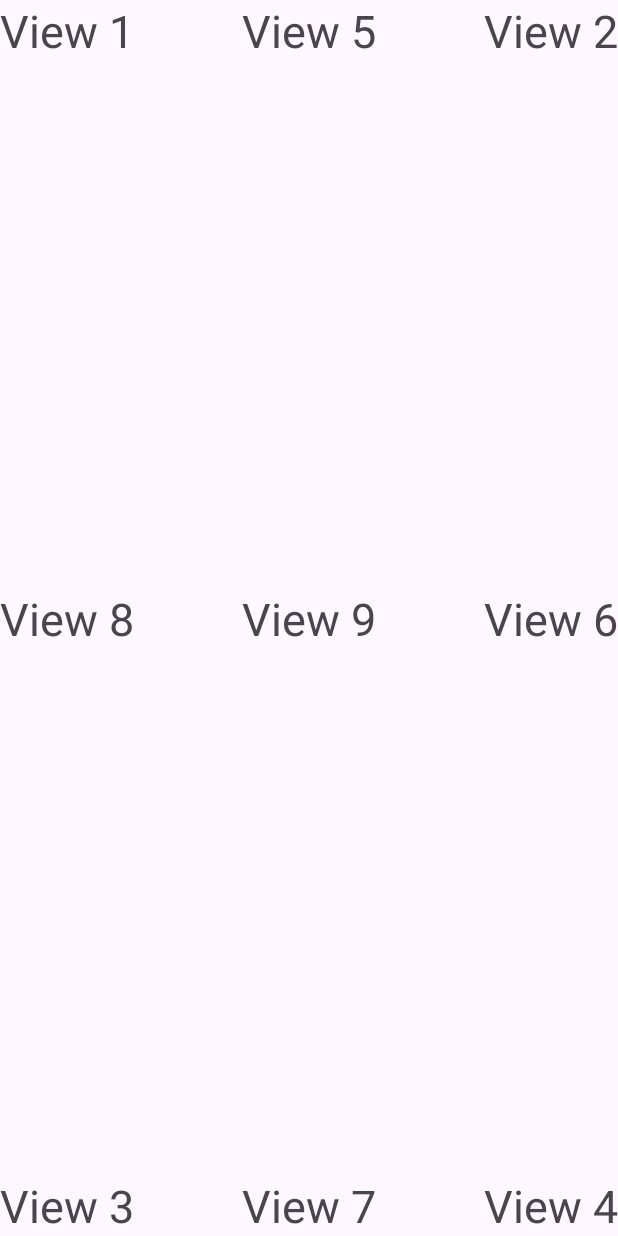
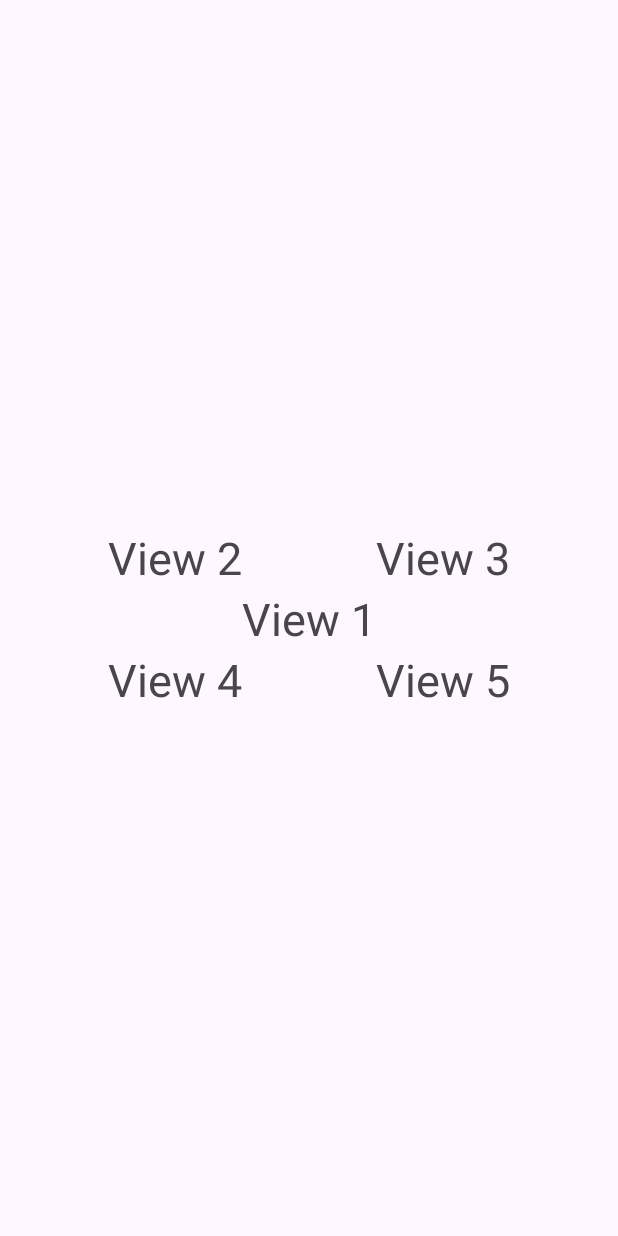
Before and after one commit to phamtanphat/ConstraintLayout19052023, an Android app: the screen it shows after launch (MainActivity), on a phone screen of 412 x 824 dp. Run offline under Robolectric (Android 15) with nearby library versions, the phone set to English and light mode, and no system bars.

Commit message:
to position

```diff
--- a/app/src/main/res/layout/activity_main.xml
+++ b/app/src/main/res/layout/activity_main.xml
@@ -7,80 +7,49 @@
     tools:context=".MainActivity">
 
     <TextView
+        android:id="@+id/text_view_1"
         android:layout_width="wrap_content"
         android:layout_height="wrap_content"
         android:text="View 1"
         android:textSize="30sp"
-        app:layout_constraintStart_toStartOf="parent"
-        app:layout_constraintTop_toTopOf="parent" />
-
-    <TextView
-        android:layout_width="wrap_content"
-        android:layout_height="wrap_content"
-        android:text="View 2"
-        android:textSize="30sp"
-        app:layout_constraintEnd_toEndOf="parent"
-        app:layout_constraintTop_toTopOf="parent" />
-
-    <TextView
-        android:layout_width="wrap_content"
-        android:layout_height="wrap_content"
-        android:text="View 3"
-        android:textSize="30sp"
         app:layout_constraintBottom_toBottomOf="parent"
-        app:layout_constraintStart_toStartOf="parent" />
-
-    <TextView
-        android:layout_width="wrap_content"
-        android:layout_height="wrap_content"
-        android:text="View 4"
-        android:textSize="30sp"
-        app:layout_constraintBottom_toBottomOf="parent"
-        app:layout_constraintEnd_toEndOf="parent" />
-
-    <TextView
-        android:layout_width="wrap_content"
-        android:layout_height="wrap_content"
-        android:text="View 5"
-        android:textSize="30sp"
         app:layout_constraintEnd_toEndOf="parent"
         app:layout_constraintStart_toStartOf="parent"
         app:layout_constraintTop_toTopOf="parent" />
 
     <TextView
+        android:id="@+id/text_view_2"
         android:layout_width="wrap_content"
         android:layout_height="wrap_content"
-        android:text="View 6"
+        android:text="View 2"
         android:textSize="30sp"
-        app:layout_constraintBottom_toBottomOf="parent"
-        app:layout_constraintEnd_toEndOf="parent"
-        app:layout_constraintTop_toTopOf="parent" />
+        app:layout_constraintBottom_toTopOf="@id/text_view_1"
+        app:layout_constraintEnd_toStartOf="@id/text_view_1" />
 
     <TextView
+        android:id="@+id/text_view_3"
         android:layout_width="wrap_content"
         android:layout_height="wrap_content"
-        android:text="View 7"
+        android:text="View 3"
         android:textSize="30sp"
-        app:layout_constraintBottom_toBottomOf="parent"
-        app:layout_constraintEnd_toEndOf="parent"
-        app:layout_constraintStart_toStartOf="parent" />
+        app:layout_constraintBottom_toTopOf="@id/text_view_1"
+        app:layout_constraintStart_toEndOf="@id/text_view_1" />
 
     <TextView
+        android:id="@+id/text_view_4"
         android:layout_width="wrap_content"
         android:layout_height="wrap_content"
-        android:text="View 8"
+        android:text="View 4"
         android:textSize="30sp"
-        app:layout_constraintBottom_toBottomOf="parent"
-        app:layout_constraintStart_toStartOf="parent"
-        app:layout_constraintTop_toTopOf="parent" />
+        app:layout_constraintTop_toBottomOf="@id/text_view_1"
+        app:layout_constraintEnd_toStartOf="@id/text_view_1" />
 
     <TextView
+        android:id="@+id/text_view_5"
         android:layout_width="wrap_content"
         android:layout_height="wrap_content"
-        android:text="View 9"
+        android:text="View 5"
         android:textSize="30sp"
-        app:layout_constraintBottom_toBottomOf="parent"
-        app:layout_constraintEnd_toEndOf="parent"
-        app:layout_constraintStart_toStartOf="parent"
-        app:layout_constraintTop_toTopOf="parent" />
+        app:layout_constraintTop_toBottomOf="@id/text_view_1"
+        app:layout_constraintStart_toEndOf="@id/text_view_1" />
 </androidx.constraintlayout.widget.ConstraintLayout>
```
